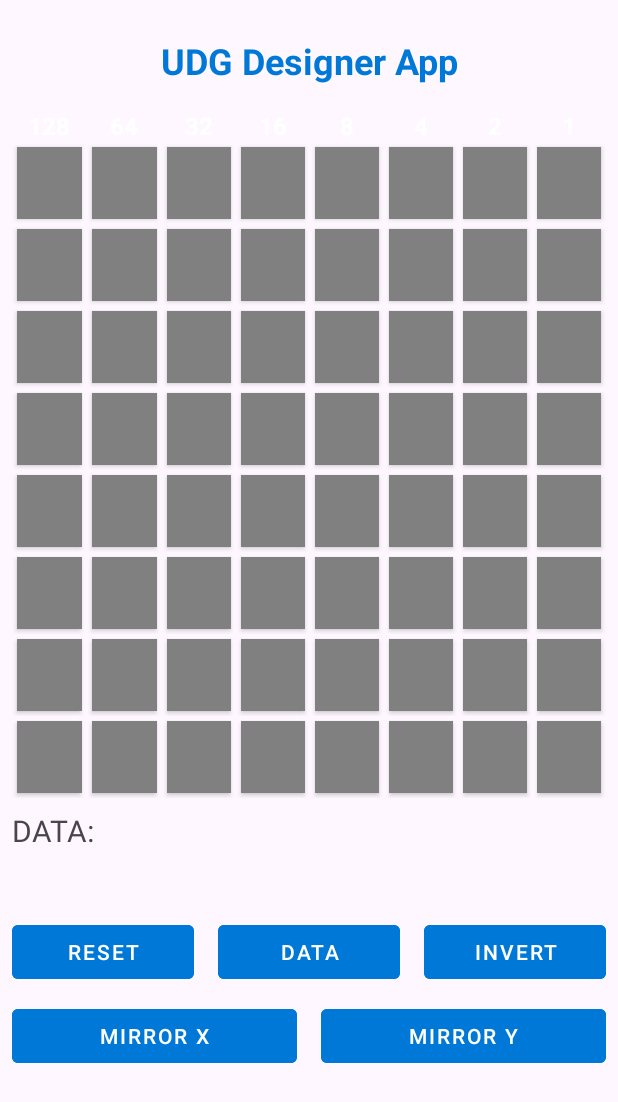
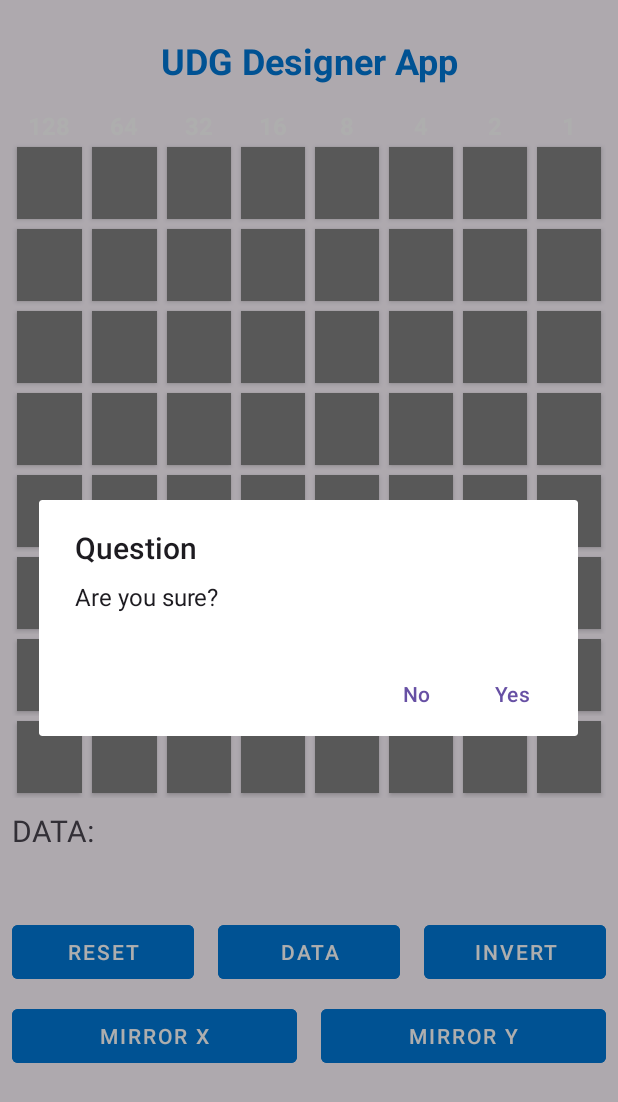
Before and after one commit to Kapitany777/UdgDesigner, an Android app: the screen it shows after launch (MainActivity), after a tap on "RESET", on a phone screen of 412 x 824 dp. Shown: the top 1102 px of the screen. Run offline under Robolectric (Android 15) with nearby library versions, the phone set to English and light mode, and no system bars.

Commit message:
Question before resetting the designer

```diff
--- a/app/src/main/java/eu/braincluster/udgdesigner/MainActivity.java
+++ b/app/src/main/java/eu/braincluster/udgdesigner/MainActivity.java
@@ -6,6 +6,7 @@ import android.widget.Button;
 import android.widget.TableRow;
 import android.widget.TextView;
 
+import androidx.appcompat.app.AlertDialog;
 import androidx.appcompat.app.AppCompatActivity;
 import androidx.core.content.res.ResourcesCompat;
 
@@ -36,13 +37,15 @@ public class MainActivity extends AppCompatActivity
 
         udg = new UserDefinedGraphics();
 
+        binding.buttonReset.setOnClickListener(v -> {
+            showYesNoDialog("Are you sure?", () -> {
+                udg.reset();
+                redraw();
+            });
+        });
+
         binding.buttonCalculate.setOnClickListener(v -> {
             binding.textViewUdgDataList.setText(udg.getUdgDataAsString());
-        });
-
-        binding.buttonReset.setOnClickListener(v -> {
-            udg.reset();
-            redraw();
         });
 
         binding.buttonInvert.setOnClickListener(v -> {
@@ -164,4 +167,21 @@ public class MainActivity extends AppCompatActivity
             }
         }
     }
+
+    public void showYesNoDialog(String message, Runnable runnable)
+    {
+        AlertDialog.Builder builder = new AlertDialog.Builder(this);
+
+        builder
+                .setTitle("Question")
+                .setMessage(message)
+                .setCancelable(false)
+                .setNegativeButton("No", null)
+                .setPositiveButton("Yes", (dialogInterface, i) -> runnable.run());
+
+        AlertDialog alertDialog = builder.create();
+
+        alertDialog.show();
+    }
+
 }
```
